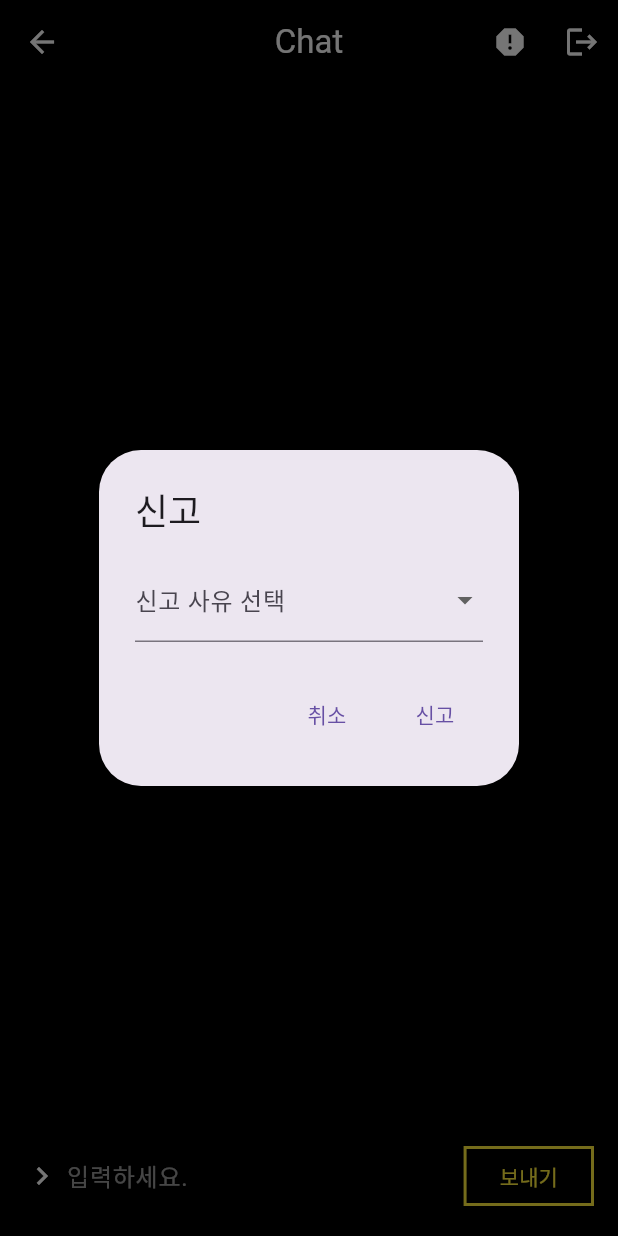
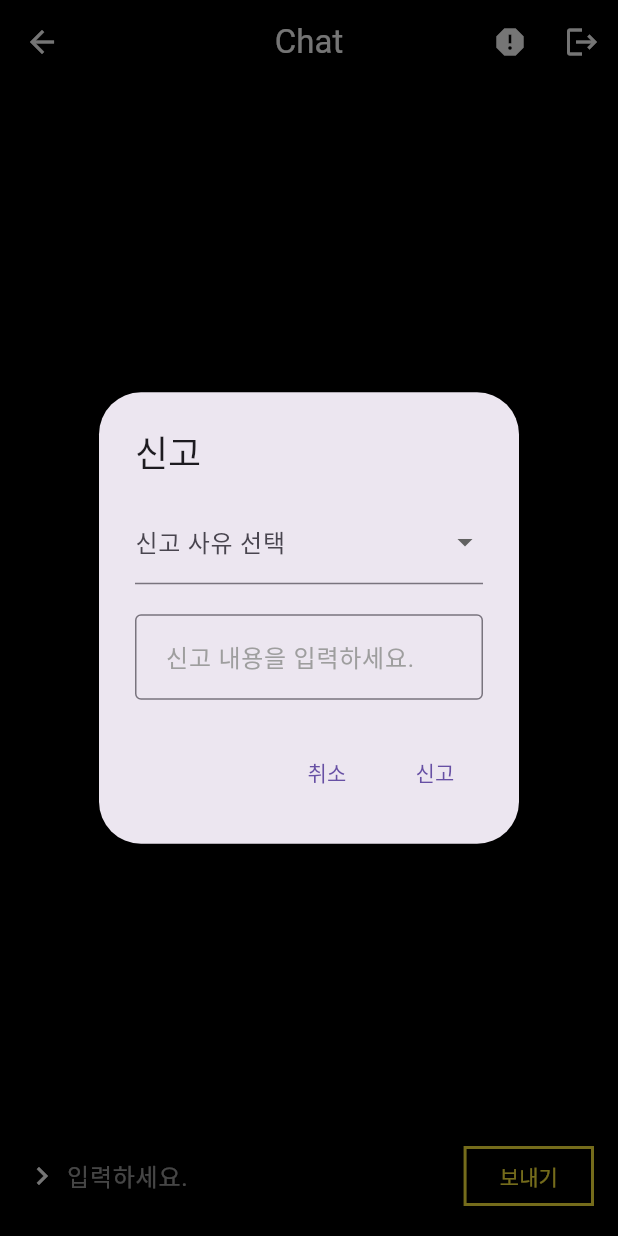
Before and after one commit to ranchat-kr/ranchat_flutter, a Flutter app: the ChatScreen screen opened directly with empty values, after a tap on the "report" icon, on a phone screen of 412 x 824 dp. Run offline on Flutter 3.47's test engine with Material 3 defaults, Android fonts, the phone set to English and light mode, and no system bars; our stand-ins replace fluttertoast; missing offline and left inert: dart:ffi, stomp_dart_client; network calls fail; Roboto replaces fonts that are missing (DungGeunMo).

Commit message:
(chore) 채팅 사유 입력 창 상시 보이기. 테두리 추가.

```diff
--- a/lib/View/ChatScreen.dart
+++ b/lib/View/ChatScreen.dart
@@ -136,7 +136,11 @@ class _ChatScreen extends State<ChatScreen> {
         builder: (BuildContext context) {
           return StatefulBuilder(
             builder: (context, setState) {
-              return AlertDialog(
+              return GestureDetector(
+                onTap: () {
+                  FocusScope.of(context).requestFocus(FocusNode());
+                },
+                child: AlertDialog(
                   title: const Text('신고'),
                   scrollable: true,
                   content: Column(
@@ -158,9 +162,8 @@ class _ChatScreen extends State<ChatScreen> {
                           labelText: '신고 사유 선택',
                         ),
                       ),
-                    selectedReason == null
-                        ? const SizedBox()
-                        : TextField(
+                      const SizedBox(height: 20.0),
+                      TextField(
                         minLines: 1,
                         maxLines: 3,
                         style: const TextStyle(color: Colors.black),
@@ -168,7 +171,10 @@ class _ChatScreen extends State<ChatScreen> {
                         decoration: const InputDecoration(
                             hintText: ' 신고 내용을 입력하세요.',
                             hintStyle: TextStyle(color: Colors.grey),
-                                border: InputBorder.none),
+                            border: OutlineInputBorder(
+                              borderSide: BorderSide(
+                                  color: Colors.grey, style: BorderStyle.solid),
+                            )),
                         cursorColor: Colors.grey,
                         cursorWidth: 8.0,
                         cursorRadius: Radius.zero,
@@ -184,10 +190,10 @@ class _ChatScreen extends State<ChatScreen> {
                     ),
                     TextButton(
                       onPressed: () {
-                      if (selectedReason == null) {
+                        final report = _dialogTextController.text.trim();
+                        if (selectedReason == null || report.isEmpty) {
                           return;
                         } else {
-                        final report = _dialogTextController.text.trim();
                           _dialogTextController.clear();
                           print('신고 완료. $selectedReason / $report');
                           Navigator.pop(context);
@@ -196,6 +202,7 @@ class _ChatScreen extends State<ChatScreen> {
                       child: const Text('신고'),
                     )
                   ],
+                ),
               );
             },
           );
```
Lines whose indentation alone changed are shown as unchanged.
